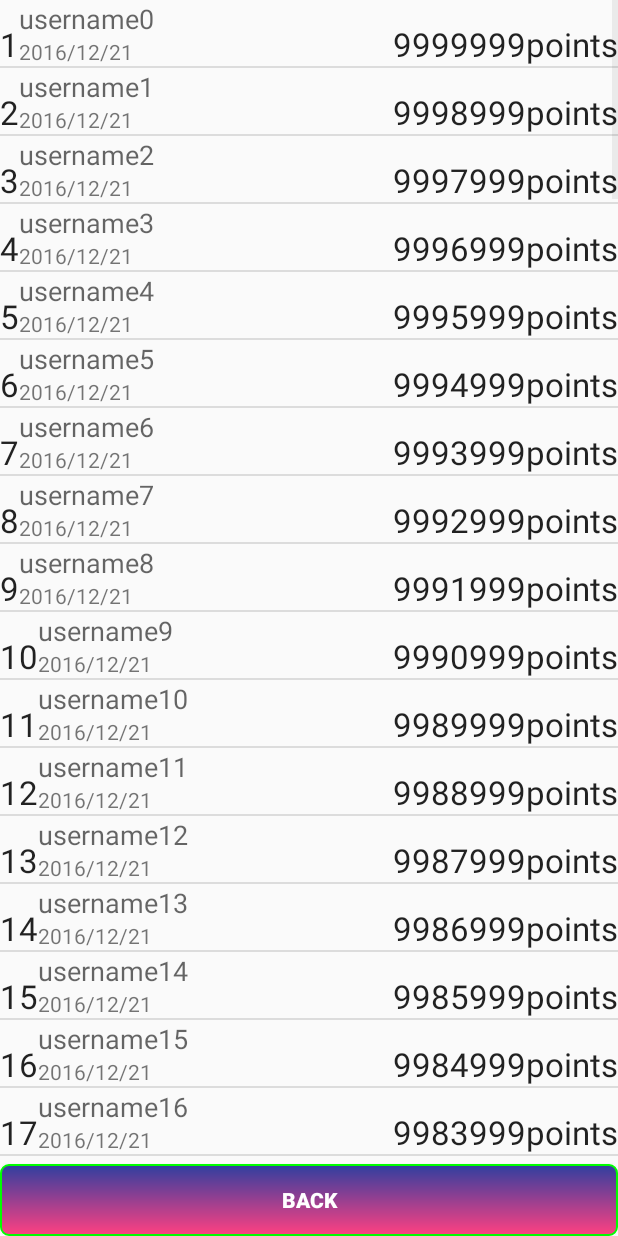
After one commit to wupojung/AndroidCodeZone, an Android app: the ScoreActivity screen opened directly, with no data from a screen before it, on a phone screen of 412 x 824 dp. The commit adds this screen. Run offline under Robolectric (Android 15) with nearby library versions, the phone set to English and light mode, and no system bars.

Commit message:
新增ListView 測試

```diff
--- a/app/src/main/AndroidManifest.xml
+++ b/app/src/main/AndroidManifest.xml
@@ -18,6 +18,7 @@
 
         <activity android:name=".CustomerViewDemo" />
         <activity android:name=".TouchEventDemo" />
+        <activity android:name=".ScoreActivity" />
     </application>
 
 </manifest>
--- a/app/src/main/java/net/wustudio/codezone/MainActivity.java
+++ b/app/src/main/java/net/wustudio/codezone/MainActivity.java
@@ -14,6 +14,7 @@ public class MainActivity extends AppCompatActivity {
         CUSTOMER_SURFACE_VIEW,
         CUSTOMER_SURFACE_VIEW_WITH_SHAPE,
         TOUCH_EVENT_DEMO,
+        SCORE_VIEW,
     }
 
     @Override
@@ -25,11 +26,12 @@ public class MainActivity extends AppCompatActivity {
         LinearLayout llMenu = (LinearLayout) findViewById(R.id.llMenu);
 
         //新增
-        llMenu.addView(getButton(eButtonAction.CUSTOMER_SHAPE_DRAWABLE));
-        llMenu.addView(getButton(eButtonAction.CUSTOMER_SURFACE_VIEW));
-        llMenu.addView(getButton(eButtonAction.CUSTOMER_SURFACE_VIEW_WITH_SHAPE));
+       // llMenu.addView(getButton(eButtonAction.CUSTOMER_SHAPE_DRAWABLE));
+       // llMenu.addView(getButton(eButtonAction.CUSTOMER_SURFACE_VIEW));
+       // llMenu.addView(getButton(eButtonAction.CUSTOMER_SURFACE_VIEW_WITH_SHAPE));
 
-        llMenu.addView(getButton(eButtonAction.TOUCH_EVENT_DEMO));
+       // llMenu.addView(getButton(eButtonAction.TOUCH_EVENT_DEMO));
+        llMenu.addView(getButton(eButtonAction.SCORE_VIEW));
     }
 
 
@@ -49,6 +51,9 @@ public class MainActivity extends AppCompatActivity {
                 break;
             case TOUCH_EVENT_DEMO:
                 btn.setText("Touch Event Demo");
+                break;
+            case SCORE_VIEW:
+                btn.setText("Score List View Demo");
                 break;
         }
         btn.setOnClickListener(onClickListener);
@@ -77,6 +82,10 @@ public class MainActivity extends AppCompatActivity {
                     intent.setClass(MainActivity.this, TouchEventDemo.class);
                     startActivity(intent);
                     return;
+                case SCORE_VIEW:
+                    intent.setClass(MainActivity.this, ScoreActivity.class);
+                    startActivity(intent);
+                    return;
             }
             //endregion
 
--- /dev/null
+++ b/app/src/main/java/net/wustudio/codezone/ScoreActivity.java
@@ -0,0 +1,36 @@
+package net.wustudio.codezone;
+
+import android.app.Activity;
+import android.os.Bundle;
+import android.view.View;
+import android.widget.ListView;
+
+import java.util.ArrayList;
+import java.util.List;
+
+public class ScoreActivity extends Activity {
+    @Override
+    protected void onCreate(Bundle savedInstanceState) {
+        super.onCreate(savedInstanceState);
+        setContentView(R.layout.activity_score);
+
+        //模擬資料
+        List<ScoreData> list = new ArrayList<>();
+        for (int i = 0; i < 100; i++) {
+            list.add(new ScoreData("" + (i+1), "username" + i, 9999999-i * 1000));
+        }
+
+        //讀取ListView, 並利用 Adapter 填資料
+        ListView lvScore = (ListView) findViewById(R.id.lvScore);
+        ScoreAdapter adapter = new ScoreAdapter(this, list);
+        lvScore.setAdapter(adapter);
+
+        //直接設定Back 按鈕的功能
+        findViewById(R.id.btnBack).setOnClickListener(new View.OnClickListener() {
+            @Override
+            public void onClick(View v) {
+                finish();
+            }
+        });
+    }
+}
--- /dev/null
+++ b/app/src/main/java/net/wustudio/codezone/ScoreAdapter.java
@@ -0,0 +1,72 @@
+package net.wustudio.codezone;
+
+import android.content.Context;
+import android.view.LayoutInflater;
+import android.view.View;
+import android.view.ViewGroup;
+import android.widget.BaseAdapter;
+import android.widget.TextView;
+
+import java.util.List;
+
+public class ScoreAdapter extends BaseAdapter {
+
+    private Context context;
+    private List<ScoreData> list;
+
+    public ScoreAdapter(Context context, List<ScoreData> list) {
+        this.context = context;
+        this.list = list;
+    }
+
+    @Override
+    public int getCount() {
+        return (list != null) ? list.size() : 0;
+    }
+
+    @Override
+    public Object getItem(int position) {
+        return (list != null && list.size() < position) ? list.get(position) : null;
+    }
+
+    @Override
+    public long getItemId(int position) {
+        return (list != null && list.size() < position) ? position : -1;
+    }
+
+    @Override
+    public View getView(int position, View convertView, ViewGroup parent) {
+        ViewHolder holder;
+        if (convertView == null) {
+            holder = new ViewHolder();
+            //讀取layout
+            convertView = LayoutInflater.from(this.context).inflate(R.layout.item_score, parent, false);
+
+            //獲取所有的資料
+            holder.tvCreated = (TextView) convertView.findViewById(R.id.tvCreated);
+            holder.tvUserName = (TextView) convertView.findViewById(R.id.tvUserName);
+            holder.tvRank = (TextView) convertView.findViewById(R.id.tvRank);
+            holder.tvScore = (TextView) convertView.findViewById(R.id.tvScore);
+            convertView.setTag(holder);
+        } else {
+            holder = (ViewHolder) convertView.getTag();
+        }
+        holder.update(list.get(position));
+        return convertView;
+    }
+
+    public static class ViewHolder {
+
+        public TextView tvUserName;
+        public TextView tvScore;
+        public TextView tvRank;
+        public TextView tvCreated;
+
+        public void update(ScoreData data) {
+            this.tvUserName.setText(data.getUsername());
+            this.tvScore.setText(""+data.getScore());
+            this.tvRank.setText(data.getRank());
+            this.tvCreated.setText(data.getCreated());
+        }
+    }
+}
--- /dev/null
+++ b/app/src/main/java/net/wustudio/codezone/ScoreData.java
@@ -0,0 +1,57 @@
+package net.wustudio.codezone;
+
+import java.text.SimpleDateFormat;
+import java.util.Date;
+
+public class ScoreData {
+    private String rank;
+    private String username;
+    private int score;
+    private String created;
+
+    public ScoreData(String rank, String username, int score) {
+        this.rank = rank;
+        this.username = username;
+        this.score = score;
+        this.created = new SimpleDateFormat("yyyy/MM/dd").format(new Date());
+    }
+
+    public ScoreData(String rank, String username, int score, String created) {
+        this.rank = rank;
+        this.username = username;
+        this.score = score;
+        this.created = created;
+    }
+
+    public String getRank() {
+        return rank;
+    }
+
+    public void setRank(String rank) {
+        this.rank = rank;
+    }
+
+    public String getUsername() {
+        return username;
+    }
+
+    public void setUsername(String username) {
+        this.username = username;
+    }
+
+    public int getScore() {
+        return score;
+    }
+
+    public void setScore(int score) {
+        this.score = score;
+    }
+
+    public String getCreated() {
+        return created;
+    }
+
+    public void setCreated(String created) {
+        this.created = created;
+    }
+}
--- /dev/null
+++ b/app/src/main/res/layout/activity_score.xml
@@ -0,0 +1,23 @@
+<?xml version="1.0" encoding="utf-8"?>
+<LinearLayout xmlns:android="http://schemas.android.com/apk/res/android"
+    android:orientation="vertical" android:layout_width="match_parent"
+    android:layout_height="match_parent"
+    android:weightSum="1"
+    android:id="@+id/llRoot">
+
+    <ListView
+        android:layout_width="match_parent"
+        android:layout_height="wrap_content"
+        android:layout_weight="1"
+        android:id="@+id/lvScore" />
+
+    <Button
+        android:text="BACK"
+        android:layout_width="match_parent"
+        android:layout_height="wrap_content"
+        android:id="@+id/btnBack"
+        android:layout_weight="1"
+        android:background="@drawable/shape_rectangle"
+        android:textColor="@android:color/white"
+        android:textStyle="normal|bold" />
+</LinearLayout>
--- /dev/null
+++ b/app/src/main/res/layout/item_score.xml
@@ -0,0 +1,60 @@
+<?xml version="1.0" encoding="utf-8"?>
+<RelativeLayout xmlns:android="http://schemas.android.com/apk/res/android"
+    xmlns:app="http://schemas.android.com/apk/res-auto"
+    xmlns:tools="http://schemas.android.com/tools"
+    android:layout_width="match_parent"
+    android:layout_height="match_parent"
+    android:orientation="vertical">
+
+
+    <TextView
+        android:text="points"
+        android:layout_width="wrap_content"
+        android:layout_height="wrap_content"
+        android:id="@+id/tvPoints"
+        android:textAppearance="@android:style/TextAppearance.Material.Large"
+        android:layout_alignBaseline="@+id/tvScore"
+        android:layout_alignBottom="@+id/tvScore"
+        android:layout_alignParentRight="true"
+        android:layout_alignParentEnd="true" />
+
+    <TextView
+        android:text="10000"
+        android:layout_width="wrap_content"
+        android:layout_height="wrap_content"
+        android:id="@+id/tvScore"
+        android:textAppearance="@android:style/TextAppearance.Material.Large"
+        android:layout_alignBottom="@+id/tvCreated"
+        android:layout_toLeftOf="@+id/tvPoints"
+        android:layout_toStartOf="@+id/tvPoints" />
+
+    <TextView
+        android:text="USERNAME"
+        android:layout_width="wrap_content"
+        android:layout_height="wrap_content"
+        android:id="@+id/tvUserName"
+        android:textAppearance="@android:style/TextAppearance.Material.Medium"
+        android:layout_alignParentTop="true"
+        android:layout_toRightOf="@+id/tvRank"
+        android:layout_toEndOf="@+id/tvRank" />
+
+    <TextView
+        android:text="2016/12/01"
+        android:layout_width="wrap_content"
+        android:layout_height="wrap_content"
+        android:id="@+id/tvCreated"
+        android:layout_below="@+id/tvUserName"
+        android:layout_toRightOf="@+id/tvRank"
+        android:layout_toEndOf="@+id/tvRank" />
+
+    <TextView
+        android:text="1st"
+        android:layout_width="wrap_content"
+        android:layout_height="wrap_content"
+        android:id="@+id/tvRank"
+        android:textAppearance="@android:style/TextAppearance.Material.Large"
+        android:layout_alignBottom="@+id/tvCreated"
+        android:layout_alignParentLeft="true"
+        android:layout_alignParentStart="true" />
+
+</RelativeLayout>
--- a/app/src/main/res/values/styles.xml
+++ b/app/src/main/res/values/styles.xml
@@ -8,4 +8,7 @@
         <item name="colorAccent">@color/colorAccent</item>
     </style>
 
+    <style name="NoTitle" parent="android:Theme">
+        <item name="android:windowNoTitle">true</item>
+    </style>
 </resources>
```
